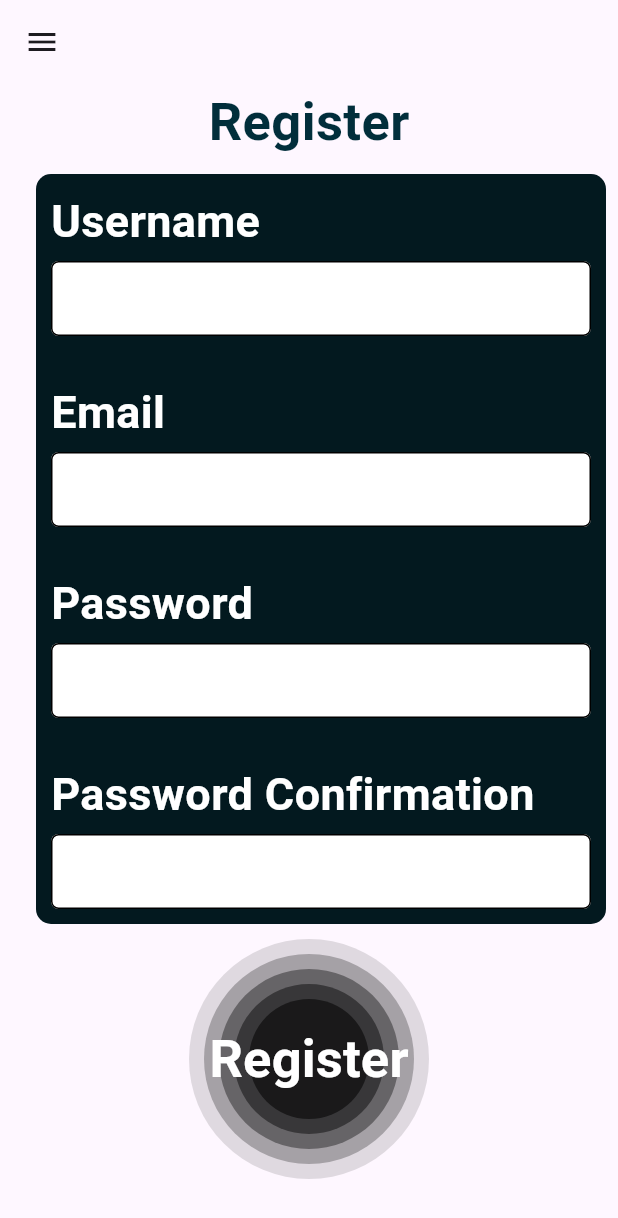
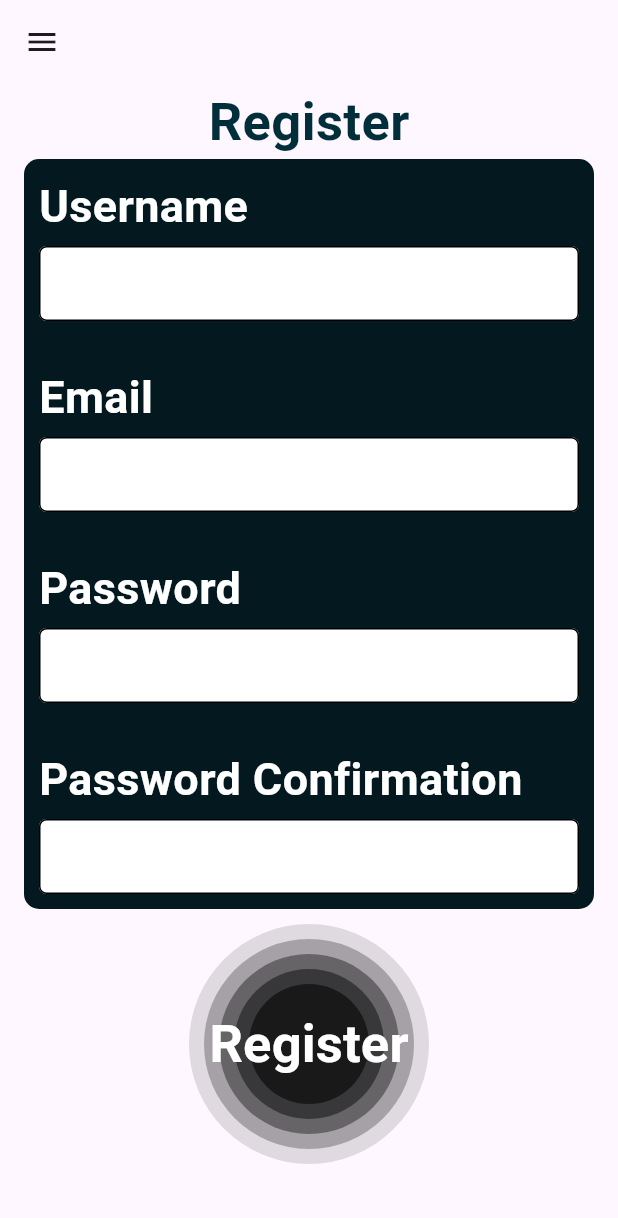
Before and after one commit to BadrEssalam/g_Stack, a Flutter app: the screen it shows after launch, on a phone screen of 412 x 824 dp. Shown: the top 1218 px of the screen. Run offline on Flutter 3.47's test engine with Material 3 defaults, Android fonts, the phone set to English and light mode, and no system bars.

Commit message:
add an crossAxisAlignment to the parent Column remove the mainAxisAlignment from children Columns

```diff
--- a/lib/main.dart
+++ b/lib/main.dart
@@ -1,5 +1,4 @@
 import 'package:flutter/material.dart';
-import 'package:flutter/widgets.dart';
 
 void main(List<String> args) {
   runApp(const MyApp());
@@ -20,6 +19,7 @@ class MyApp extends StatelessWidget {
         appBar: AppBar(),
         body: SingleChildScrollView(
           child: Column(
+            crossAxisAlignment: CrossAxisAlignment.center,
             children: [
               const Text(
                 "Register",
@@ -35,16 +35,11 @@ class MyApp extends StatelessWidget {
                 decoration: const BoxDecoration(
                     color: Color.fromARGB(255, 3, 25, 31),
                     borderRadius: BorderRadius.all(Radius.circular(10))),
-                margin: EdgeInsets.only(
-                    top: 10,
-                    left:
-                        (MediaQuery.of(context).size.width - ContainerWidth) / 2),
                 padding: const EdgeInsets.all(10),
                 child: Column(
                   mainAxisAlignment: MainAxisAlignment.spaceBetween,
                   children: [
                     Column(
-                      mainAxisAlignment: MainAxisAlignment.start,
                       crossAxisAlignment: CrossAxisAlignment.start,
                       children: [
                         const Text(
@@ -70,7 +65,6 @@ class MyApp extends StatelessWidget {
                       ],
                     ),
                     Column(
-                      mainAxisAlignment: MainAxisAlignment.start,
                       crossAxisAlignment: CrossAxisAlignment.start,
                       children: [
                         const Text(
@@ -97,7 +91,6 @@ class MyApp extends StatelessWidget {
                       ],
                     ),
                     Column(
-                      mainAxisAlignment: MainAxisAlignment.start,
                       crossAxisAlignment: CrossAxisAlignment.start,
                       children: [
                         const Text(
@@ -123,7 +116,6 @@ class MyApp extends StatelessWidget {
                       ],
                     ),
                     Column(
-                      mainAxisAlignment: MainAxisAlignment.start,
                       crossAxisAlignment: CrossAxisAlignment.start,
                       children: [
                         const Text(
```
